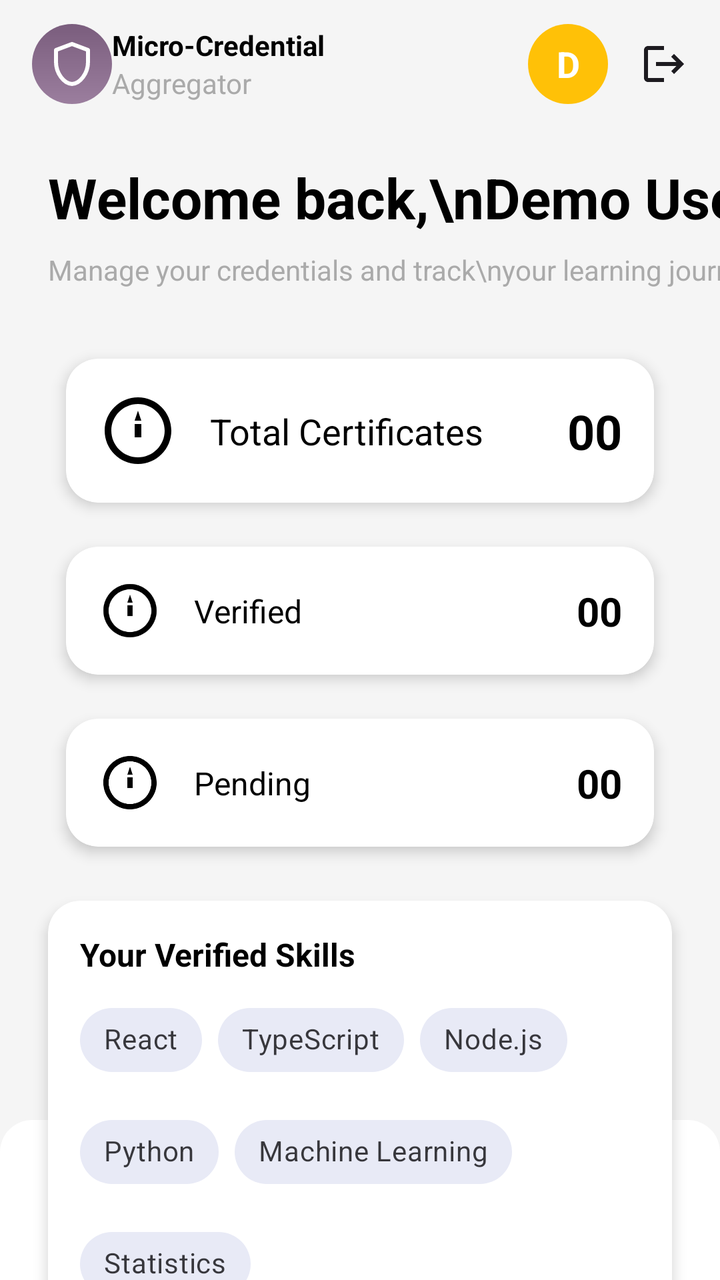
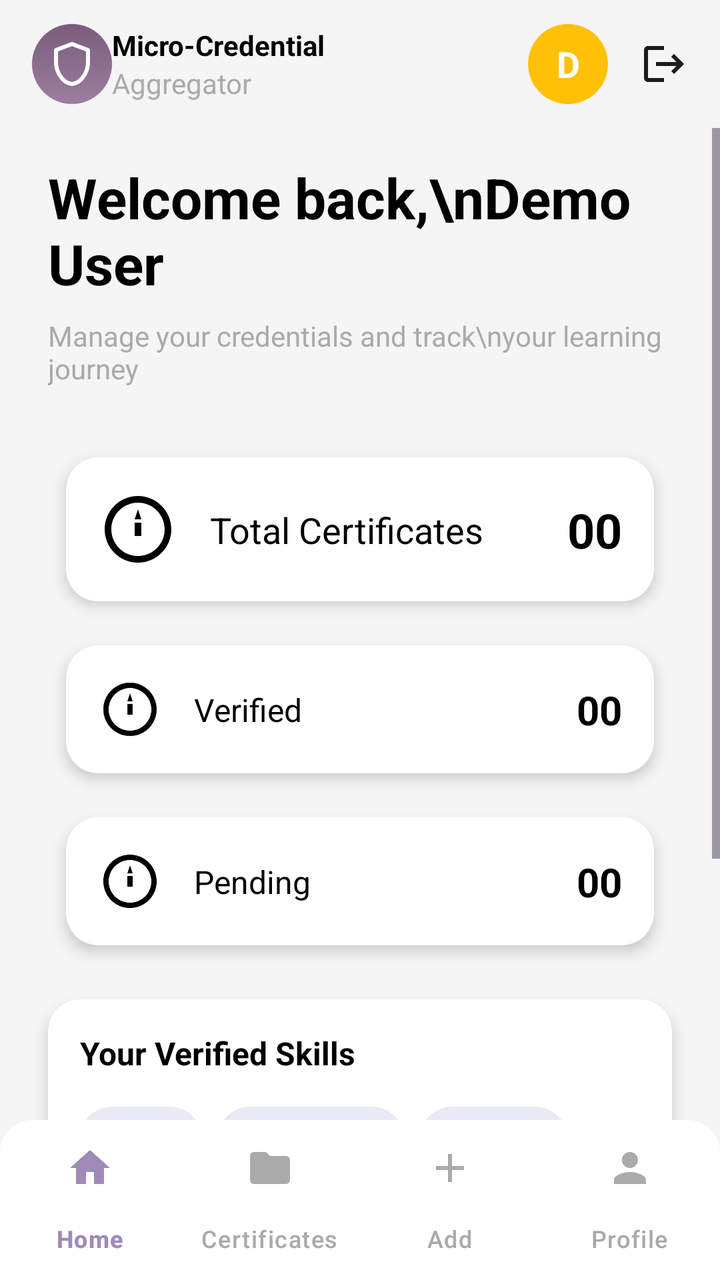

Compare the two renders of this Android layout. The source of the first and the diff that turns it into the second are given below.
<!-- AndroidManifest.xml: application theme Theme.MicroCredential -->
<!-- res/layout/activity_dashboard.xml -->
<?xml version="1.0" encoding="utf-8"?>
<androidx.constraintlayout.widget.ConstraintLayout xmlns:android="http://schemas.android.com/apk/res/android"
    xmlns:app="http://schemas.android.com/apk/res-auto"
    xmlns:tools="http://schemas.android.com/tools"
    android:layout_width="match_parent"
    android:layout_height="match_parent"
    android:background="#F5F5F5"
    tools:context=".DashboardActivity">

    <com.google.android.material.appbar.AppBarLayout
        android:id="@+id/appbar"
        android:layout_width="match_parent"
        android:layout_height="wrap_content"
        android:background="@android:color/transparent"
        app:elevation="0dp"
        app:layout_constraintTop_toTopOf="parent">

        <androidx.appcompat.widget.Toolbar
            android:id="@+id/toolbar"
            android:layout_width="match_parent"
            android:layout_height="?attr/actionBarSize">

            <ImageView
                android:layout_width="40dp"
                android:layout_height="40dp"
                android:background="@drawable/bg_icon"
                android:padding="8dp"
                android:src="@drawable/ic_shield_outline"
                app:tint="@android:color/white" />

            <LinearLayout
                android:layout_width="wrap_content"
                android:layout_height="wrap_content"
                android:layout_marginStart="12dp"
                android:orientation="vertical">

                <TextView
                    android:layout_width="wrap_content"
                    android:layout_height="wrap_content"
                    android:text="Micro-Credential"
                    android:textColor="@android:color/black"
                    android:textStyle="bold" />

                <TextView
                    android:layout_width="wrap_content"
                    android:layout_height="wrap_content"
                    android:text="Aggregator"
                    android:textColor="@android:color/darker_gray" />
            </LinearLayout>

            <LinearLayout
                android:layout_width="wrap_content"
                android:layout_height="wrap_content"
                android:layout_gravity="end"
                android:layout_marginEnd="16dp"
                android:gravity="center_vertical">

                <TextView
                    android:id="@+id/tv_user_initial"
                    android:layout_width="40dp"
                    android:layout_height="40dp"
                    android:background="@drawable/bg_user_initial"
                    android:gravity="center"
                    android:text="D"
                    android:textColor="@android:color/white"
                    android:textSize="18sp"
                    android:textStyle="bold" />

                <ImageView
                    android:id="@+id/iv_logout"
                    android:layout_width="24dp"
                    android:layout_height="24dp"
                    android:layout_marginStart="16dp"
                    android:src="@drawable/ic_logout" />

            </LinearLayout>
        </androidx.appcompat.widget.Toolbar>
    </com.google.android.material.appbar.AppBarLayout>

    <TextView
        android:id="@+id/tv_welcome"
        android:layout_width="wrap_content"
        android:layout_height="wrap_content"
        android:layout_marginStart="24dp"
        android:layout_marginTop="16dp"
        android:text="Welcome back,\nDemo User"
        android:textColor="@android:color/black"
        android:textSize="28sp"
        android:textStyle="bold"
        app:layout_constraintStart_toStartOf="parent"
        app:layout_constraintTop_toBottomOf="@+id/appbar" />

    <TextView
        android:id="@+id/tv_manage_credentials"
        android:layout_width="wrap_content"
        android:layout_height="wrap_content"
        android:layout_marginStart="24dp"
        android:layout_marginTop="8dp"
        android:text="Manage your credentials and track\nyour learning journey"
        android:textColor="@android:color/darker_gray"
        app:layout_constraintStart_toStartOf="parent"
        app:layout_constraintTop_toBottomOf="@+id/tv_welcome" />

    <LinearLayout
        android:id="@+id/ll_stats"
        android:layout_width="0dp"
        android:layout_height="wrap_content"
        android:layout_marginStart="24dp"
        android:layout_marginTop="24dp"
        android:layout_marginEnd="24dp"
        android:orientation="vertical"
        app:layout_constraintEnd_toEndOf="parent"
        app:layout_constraintStart_toStartOf="parent"
        app:layout_constraintTop_toBottomOf="@+id/tv_manage_credentials">

        <include layout="@layout/item_certificate_stat" />

        <include layout="@layout/item_certificate_stat_small" />

        <include layout="@layout/item_certificate_stat_pending" />

    </LinearLayout>

    <androidx.cardview.widget.CardView
        android:layout_width="0dp"
        android:layout_height="wrap_content"
        android:layout_marginStart="24dp"
        android:layout_marginTop="16dp"
        android:layout_marginEnd="24dp"
        app:cardCornerRadius="16dp"
        app:cardElevation="4dp"
        app:layout_constraintEnd_toEndOf="parent"
        app:layout_constraintStart_toStartOf="parent"
        app:layout_constraintTop_toBottomOf="@+id/ll_stats">

        <LinearLayout
            android:layout_width="match_parent"
            android:layout_height="wrap_content"
            android:orientation="vertical"
            android:padding="16dp">

            <TextView
                android:layout_width="wrap_content"
                android:layout_height="wrap_content"
                android:text="Your Verified Skills"
                android:textColor="@android:color/black"
                android:textSize="16sp"
                android:textStyle="bold" />

            <com.google.android.material.chip.ChipGroup
                android:layout_width="match_parent"
                android:layout_height="wrap_content"
                android:layout_marginTop="8dp">

                <com.google.android.material.chip.Chip
                    style="@style/Widget.MaterialComponents.Chip.Action"
                    android:layout_width="wrap_content"
                    android:layout_height="wrap_content"
                    android:text="React"
                    app:chipBackgroundColor="#E8EAF6" />

                <com.google.android.material.chip.Chip
                    style="@style/Widget.MaterialComponents.Chip.Action"
                    android:layout_width="wrap_content"
                    android:layout_height="wrap_content"
                    android:text="TypeScript"
                    app:chipBackgroundColor="#E8EAF6" />

                <com.google.android.material.chip.Chip
                    style="@style/Widget.MaterialComponents.Chip.Action"
                    android:layout_width="wrap_content"
                    android:layout_height="wrap_content"
                    android:text="Node.js"
                    app:chipBackgroundColor="#E8EAF6" />

                <com.google.android.material.chip.Chip
                    style="@style/Widget.MaterialComponents.Chip.Action"
                    android:layout_width="wrap_content"
                    android:layout_height="wrap_content"
                    android:text="Python"
                    app:chipBackgroundColor="#E8EAF6" />

                <com.google.android.material.chip.Chip
                    style="@style/Widget.MaterialComponents.Chip.Action"
                    android:layout_width="wrap_content"
                    android:layout_height="wrap_content"
                    android:text="Machine Learning"
                    app:chipBackgroundColor="#E8EAF6" />

                <com.google.android.material.chip.Chip
                    style="@style/Widget.MaterialComponents.Chip.Action"
                    android:layout_width="wrap_content"
                    android:layout_height="wrap_content"
                    android:text="Statistics"
                    app:chipBackgroundColor="#E8EAF6" />

            </com.google.android.material.chip.ChipGroup>
        </LinearLayout>

    </androidx.cardview.widget.CardView>

    <com.google.android.material.bottomnavigation.BottomNavigationView
        android:id="@+id/bottom_navigation"
        android:layout_width="match_parent"
        android:layout_height="wrap_content"
        android:background="@drawable/bottom_nav_background"
        app:itemIconTint="@color/bottom_nav_color"
        app:itemTextColor="@color/bottom_nav_color"
        app:labelVisibilityMode="labeled"
        app:menu="@menu/bottom_navigation_menu"
        app:layout_constraintBottom_toBottomOf="parent"
        app:layout_constraintStart_toStartOf="parent"
        app:layout_constraintEnd_toEndOf="parent" />


</androidx.constraintlayout.widget.ConstraintLayout>
<!-- res/layout/item_certificate_stat.xml (included above) -->
<?xml version="1.0" encoding="utf-8"?>
<androidx.cardview.widget.CardView xmlns:android="http://schemas.android.com/apk/res/android"
    xmlns:app="http://schemas.android.com/apk/res-auto"
    android:layout_width="match_parent"
    android:layout_height="wrap_content"
    app:cardCornerRadius="16dp"
    app:cardElevation="4dp"
    app:cardUseCompatPadding="true">

    <androidx.constraintlayout.widget.ConstraintLayout
        android:layout_width="match_parent"
        android:layout_height="wrap_content"
        android:padding="16dp">

        <ImageView
            android:id="@+id/iv_cert_icon"
            android:layout_width="40dp"
            android:layout_height="40dp"
            android:src="@drawable/ic_certificate"
            app:layout_constraintBottom_toBottomOf="parent"
            app:layout_constraintStart_toStartOf="parent"
            app:layout_constraintTop_toTopOf="parent" />

        <TextView
            android:id="@+id/tv_cert_label"
            android:layout_width="wrap_content"
            android:layout_height="wrap_content"
            android:layout_marginStart="16dp"
            android:text="Total Certificates"
            android:textColor="@android:color/black"
            android:textSize="18sp"
            app:layout_constraintBottom_toBottomOf="parent"
            app:layout_constraintStart_toEndOf="@id/iv_cert_icon"
            app:layout_constraintTop_toTopOf="parent" />

        <TextView
            android:id="@+id/tv_total_certs"
            android:layout_width="wrap_content"
            android:layout_height="wrap_content"
            android:text="00"
            android:textColor="@android:color/black"
            android:textSize="24sp"
            android:textStyle="bold"
            app:layout_constraintBottom_toBottomOf="parent"
            app:layout_constraintEnd_toEndOf="parent"
            app:layout_constraintTop_toTopOf="parent" />

    </androidx.constraintlayout.widget.ConstraintLayout>

</androidx.cardview.widget.CardView>
<!-- res/layout/item_certificate_stat_small.xml (included above) -->
<?xml version="1.0" encoding="utf-8"?>
<androidx.cardview.widget.CardView xmlns:android="http://schemas.android.com/apk/res/android"
    xmlns:app="http://schemas.android.com/apk/res-auto"
    android:layout_width="match_parent"
    android:layout_height="wrap_content"
    app:cardCornerRadius="16dp"
    app:cardElevation="4dp"
    app:cardUseCompatPadding="true">

    <androidx.constraintlayout.widget.ConstraintLayout
        android:layout_width="match_parent"
        android:layout_height="wrap_content"
        android:padding="16dp">

        <ImageView
            android:id="@+id/iv_cert_icon"
            android:layout_width="32dp"
            android:layout_height="32dp"
            android:src="@drawable/ic_certificate"
            app:layout_constraintBottom_toBottomOf="parent"
            app:layout_constraintStart_toStartOf="parent"
            app:layout_constraintTop_toTopOf="parent" />

        <TextView
            android:id="@+id/tv_cert_label"
            android:layout_width="wrap_content"
            android:layout_height="wrap_content"
            android:layout_marginStart="16dp"
            android:text="Verified"
            android:textColor="@android:color/black"
            android:textSize="16sp"
            app:layout_constraintBottom_toBottomOf="parent"
            app:layout_constraintStart_toEndOf="@+id/iv_cert_icon"
            app:layout_constraintTop_toTopOf="parent" />

        <TextView
            android:id="@+id/tv_verified_certs"
            android:layout_width="wrap_content"
            android:layout_height="wrap_content"
            android:text="00"
            android:textColor="@android:color/black"
            android:textSize="20sp"
            android:textStyle="bold"
            app:layout_constraintBottom_toBottomOf="parent"
            app:layout_constraintEnd_toEndOf="parent"
            app:layout_constraintTop_toTopOf="parent" />

    </androidx.constraintlayout.widget.ConstraintLayout>

</androidx.cardview.widget.CardView>
<!-- res/layout/item_certificate_stat_pending.xml (included above) -->
<?xml version="1.0" encoding="utf-8"?>
<androidx.cardview.widget.CardView xmlns:android="http://schemas.android.com/apk/res/android"
    xmlns:app="http://schemas.android.com/apk/res-auto"
    android:layout_width="match_parent"
    android:layout_height="wrap_content"
    app:cardCornerRadius="16dp"
    app:cardElevation="4dp"
    app:cardUseCompatPadding="true">

    <androidx.constraintlayout.widget.ConstraintLayout
        android:layout_width="match_parent"
        android:layout_height="wrap_content"
        android:padding="16dp">

        <ImageView
            android:id="@+id/iv_cert_icon"
            android:layout_width="32dp"
            android:layout_height="32dp"
            android:src="@drawable/ic_certificate"
            app:layout_constraintBottom_toBottomOf="parent"
            app:layout_constraintStart_toStartOf="parent"
            app:layout_constraintTop_toTopOf="parent" />

        <TextView
            android:id="@+id/tv_cert_label"
            android:layout_width="wrap_content"
            android:layout_height="wrap_content"
            android:layout_marginStart="16dp"
            android:text="Pending"
            android:textColor="@android:color/black"
            android:textSize="16sp"
            app:layout_constraintBottom_toBottomOf="parent"
            app:layout_constraintStart_toEndOf="@+id/iv_cert_icon"
            app:layout_constraintTop_toTopOf="parent" />

        <TextView
            android:id="@+id/tv_pending_certs"
            android:layout_width="wrap_content"
            android:layout_height="wrap_content"
            android:text="00"
            android:textColor="@android:color/black"
            android:textSize="20sp"
            android:textStyle="bold"
            app:layout_constraintBottom_toBottomOf="parent"
            app:layout_constraintEnd_toEndOf="parent"
            app:layout_constraintTop_toTopOf="parent" />

    </androidx.constraintlayout.widget.ConstraintLayout>

</androidx.cardview.widget.CardView>
<!-- resources referenced by this layout -->
<resources>
  <!-- drawable bg_icon (drawable) -->
  <?xml version="1.0" encoding="utf-8"?>
  <shape xmlns:android="http://schemas.android.com/apk/res/android"
      android:shape="rectangle">
  
      
      <gradient
          android:type="linear"
          android:angle="90"
          android:startColor="#9B7E9E"
          android:endColor="#7A5D7D"/>
  
      
      <corners android:radius="20dp"/>
  
      
      <padding
          android:left="0dp"
          android:top="0dp"
          android:right="0dp"
          android:bottom="0dp"/>
  
  </shape>
  <!-- drawable bg_user_initial (drawable) -->
  <?xml version="1.0" encoding="utf-8"?>
  <shape xmlns:android="http://schemas.android.com/apk/res/android"
      android:shape="oval">
      <solid android:color="#FFC107" />
  </shape>
  <!-- drawable bottom_nav_background (drawable) -->
  <?xml version="1.0" encoding="utf-8"?>
  <shape xmlns:android="http://schemas.android.com/apk/res/android"
      android:shape="rectangle">
      <solid android:color="@android:color/white" /><corners
      android:topLeftRadius="16dp"
      android:topRightRadius="16dp" />
  </shape>
  <!-- drawable ic_certificate (drawable) -->
  <vector xmlns:android="http://schemas.android.com/apk/res/android"
      android:width="24dp"
      android:height="24dp"
      android:viewportWidth="24"
      android:viewportHeight="24">
      <path
          android:fillColor="@android:color/black"
          android:pathData="M12,2C6.48,2 2,6.48 2,12s4.48,10 10,10 10,-4.48 10,-10S17.52,2 12,2zM12,20c-4.41,0 -8,-3.59 -8,-8s3.59,-8 8,-8 8,3.59 8,8 -3.59,8 -8,8z"/>
      <path
          android:fillColor="@android:color/black"
          android:pathData="M12,6l-1,3h2l-1,-3zM11,10v4h2v-4h-2z"/>
  </vector>
  <!-- drawable ic_logout (drawable) -->
  <vector xmlns:android="http://schemas.android.com/apk/res/android"
      android:width="24dp"
      android:height="24dp"
      android:viewportWidth="24"
      android:viewportHeight="24">
      <path
          android:fillColor="?android:attr/textColorPrimary"
          android:pathData="M17,7l-1.41,1.41L18.17,11H8v2h10.17l-2.58,2.58L17,17l5,-5zM4,5h8V3H4c-1.1,0 -2,0.9 -2,2v14c0,1.1 0.9,2 2,2h8v-2H4V5z"/>
  </vector>
  <!-- drawable ic_shield_outline (drawable) -->
  <?xml version="1.0" encoding="utf-8"?>
  <vector xmlns:android="http://schemas.android.com/apk/res/android"
      android:width="24dp"
      android:height="24dp"
      android:viewportWidth="24"
      android:viewportHeight="24">
  
      <path
          android:pathData="M12 2L4 5V11C4 16.55 7.84 21.74 12 22C16.16 21.74 20 16.55 20 11V5L12 2Z"
          android:fillColor="@android:color/transparent"
          android:strokeColor="#FFFFFF"
          android:strokeWidth="2"
          android:strokeLineJoin="round"
          android:strokeLineCap="round"/>
  </vector>
  <style name="Theme.MicroCredential" parent="Base.Theme.MicroCredential" />
  <style name="Base.Theme.MicroCredential" parent="Theme.Material3.DayNight.NoActionBar">
          
          
      </style>
</resources>

<!-- the commit's change to res/layout/activity_dashboard.xml (unified diff, before → after) -->
@@ -77,127 +77,130 @@
         </androidx.appcompat.widget.Toolbar>
     </com.google.android.material.appbar.AppBarLayout>
 
-    <TextView
-        android:id="@+id/tv_welcome"
-        android:layout_width="wrap_content"
-        android:layout_height="wrap_content"
-        android:layout_marginStart="24dp"
-        android:layout_marginTop="16dp"
-        android:text="Welcome back,\nDemo User"
-        android:textColor="@android:color/black"
-        android:textSize="28sp"
-        android:textStyle="bold"
-        app:layout_constraintStart_toStartOf="parent"
-        app:layout_constraintTop_toBottomOf="@+id/appbar" />
-
-    <TextView
-        android:id="@+id/tv_manage_credentials"
-        android:layout_width="wrap_content"
-        android:layout_height="wrap_content"
-        android:layout_marginStart="24dp"
-        android:layout_marginTop="8dp"
-        android:text="Manage your credentials and track\nyour learning journey"
-        android:textColor="@android:color/darker_gray"
-        app:layout_constraintStart_toStartOf="parent"
-        app:layout_constraintTop_toBottomOf="@+id/tv_welcome" />
-
-    <LinearLayout
-        android:id="@+id/ll_stats"
-        android:layout_width="0dp"
-        android:layout_height="wrap_content"
-        android:layout_marginStart="24dp"
-        android:layout_marginTop="24dp"
-        android:layout_marginEnd="24dp"
-        android:orientation="vertical"
-        app:layout_constraintEnd_toEndOf="parent"
-        app:layout_constraintStart_toStartOf="parent"
-        app:layout_constraintTop_toBottomOf="@+id/tv_manage_credentials">
-
-        <include layout="@layout/item_certificate_stat" />
-
-        <include layout="@layout/item_certificate_stat_small" />
-
-        <include layout="@layout/item_certificate_stat_pending" />
-
-    </LinearLayout>
-
-    <androidx.cardview.widget.CardView
-        android:layout_width="0dp"
-        android:layout_height="wrap_content"
-        android:layout_marginStart="24dp"
-        android:layout_marginTop="16dp"
-        android:layout_marginEnd="24dp"
-        app:cardCornerRadius="16dp"
-        app:cardElevation="4dp"
-        app:layout_constraintEnd_toEndOf="parent"
-        app:layout_constraintStart_toStartOf="parent"
-        app:layout_constraintTop_toBottomOf="@+id/ll_stats">
+    <ScrollView
+        android:layout_width="match_parent"
+        android:layout_height="0dp"
+        app:layout_constraintBottom_toTopOf="@+id/bottom_navigation"
+        app:layout_constraintTop_toBottomOf="@+id/appbar">
 
         <LinearLayout
             android:layout_width="match_parent"
             android:layout_height="wrap_content"
             android:orientation="vertical"
-            android:padding="16dp">
+            android:paddingBottom="16dp">
 
             <TextView
+                android:id="@+id/tv_welcome"
                 android:layout_width="wrap_content"
                 android:layout_height="wrap_content"
-                android:text="Your Verified Skills"
+                android:layout_marginStart="24dp"
+                android:layout_marginTop="16dp"
+                android:text="Welcome back,\nDemo User"
                 android:textColor="@android:color/black"
-                android:textSize="16sp"
+                android:textSize="28sp"
                 android:textStyle="bold" />
 
-            <com.google.android.material.chip.ChipGroup
+            <TextView
+                android:id="@+id/tv_manage_credentials"
+                android:layout_width="wrap_content"
+                android:layout_height="wrap_content"
+                android:layout_marginStart="24dp"
+                android:layout_marginTop="8dp"
+                android:text="Manage your credentials and track\nyour learning journey"
+                android:textColor="@android:color/darker_gray" />
+
+            <LinearLayout
+                android:id="@+id/ll_stats"
                 android:layout_width="match_parent"
                 android:layout_height="wrap_content"
-                android:layout_marginTop="8dp">
-
-                <com.google.android.material.chip.Chip
-                    style="@style/Widget.MaterialComponents.Chip.Action"
-                    android:layout_width="wrap_content"
+                android:layout_marginStart="24dp"
+                android:layout_marginTop="24dp"
+                android:layout_marginEnd="24dp"
+                android:orientation="vertical">
+
+                <include layout="@layout/item_certificate_stat" />
+
+                <include layout="@layout/item_certificate_stat_small" />
+
+                <include layout="@layout/item_certificate_stat_pending" />
+
+            </LinearLayout>
+
+            <androidx.cardview.widget.CardView
+                android:layout_width="match_parent"
+                android:layout_height="wrap_content"
+                android:layout_marginStart="24dp"
+                android:layout_marginTop="16dp"
+                android:layout_marginEnd="24dp"
+                app:cardCornerRadius="16dp"
+                app:cardElevation="4dp">
+
+                <LinearLayout
+                    android:layout_width="match_parent"
                     android:layout_height="wrap_content"
-                    android:text="React"
-                    app:chipBackgroundColor="#E8EAF6" />
-
-                <com.google.android.material.chip.Chip
-                    style="@style/Widget.MaterialComponents.Chip.Action"
-                    android:layout_width="wrap_content"
-                    android:layout_height="wrap_content"
-                    android:text="TypeScript"
-                    app:chipBackgroundColor="#E8EAF6" />
-
-                <com.google.android.material.chip.Chip
-                    style="@style/Widget.MaterialComponents.Chip.Action"
-                    android:layout_width="wrap_content"
-                    android:layout_height="wrap_content"
-                    android:text="Node.js"
-                    app:chipBackgroundColor="#E8EAF6" />
-
-                <com.google.android.material.chip.Chip
-                    style="@style/Widget.MaterialComponents.Chip.Action"
-                    android:layout_width="wrap_content"
-                    android:layout_height="wrap_content"
-                    android:text="Python"
-                    app:chipBackgroundColor="#E8EAF6" />
-
-                <com.google.android.material.chip.Chip
-                    style="@style/Widget.MaterialComponents.Chip.Action"
-                    android:layout_width="wrap_content"
-                    android:layout_height="wrap_content"
-                    android:text="Machine Learning"
-                    app:chipBackgroundColor="#E8EAF6" />
-
-                <com.google.android.material.chip.Chip
-                    style="@style/Widget.MaterialComponents.Chip.Action"
-                    android:layout_width="wrap_content"
-                    android:layout_height="wrap_content"
-                    android:text="Statistics"
-                    app:chipBackgroundColor="#E8EAF6" />
-
-            </com.google.android.material.chip.ChipGroup>
+                    android:orientation="vertical"
+                    android:padding="16dp">
+
+                    <TextView
+                        android:layout_width="wrap_content"
+                        android:layout_height="wrap_content"
+                        android:text="Your Verified Skills"
+                        android:textColor="@android:color/black"
+                        android:textSize="16sp"
+                        android:textStyle="bold" />
+
+                    <com.google.android.material.chip.ChipGroup
+                        android:layout_width="match_parent"
+                        android:layout_height="wrap_content"
+                        android:layout_marginTop="8dp">
+
+                        <com.google.android.material.chip.Chip
+                            style="@style/Widget.MaterialComponents.Chip.Action"
+                            android:layout_width="wrap_content"
+                            android:layout_height="wrap_content"
+                            android:text="React"
+                            app:chipBackgroundColor="#E8EAF6" />
+
+                        <com.google.android.material.chip.Chip
+                            style="@style/Widget.MaterialComponents.Chip.Action"
+                            android:layout_width="wrap_content"
+                            android:layout_height="wrap_content"
+                            android:text="TypeScript"
+                            app:chipBackgroundColor="#E8EAF6" />
+
+                        <com.google.android.material.chip.Chip
+                            style="@style/Widget.MaterialComponents.Chip.Action"
+                            android:layout_width="wrap_content"
+                            android:layout_height="wrap_content"
+                            android:text="Node.js"
+                            app:chipBackgroundColor="#E8EAF6" />
+
+                        <com.google.android.material.chip.Chip
+                            style="@style/Widget.MaterialComponents.Chip.Action"
+                            android:layout_width="wrap_content"
+                            android:layout_height="wrap_content"
+                            android:text="Python"
+                            app:chipBackgroundColor="#E8EAF6" />
+
+                        <com.google.android.material.chip.Chip
+                            style="@style/Widget.MaterialComponents.Chip.Action"
+                            android:layout_width="wrap_content"
+                            android:layout_height="wrap_content"
+                            android:text="Machine Learning"
+                            app:chipBackgroundColor="#E8EAF6" />
+
+                        <com.google.android.material.chip.Chip
+                            style="@style/Widget.MaterialComponents.Chip.Action"
+                            android:layout_width="wrap_content"
+                            android:layout_height="wrap_content"
+                            android:text="Statistics"
+                            app:chipBackgroundColor="#E8EAF6" />
+                    </com.google.android.material.chip.ChipGroup>
+                </LinearLayout>
+
+            </androidx.cardview.widget.CardView>
         </LinearLayout>
-
-    </androidx.cardview.widget.CardView>
+    </ScrollView>
 
     <com.google.android.material.bottomnavigation.BottomNavigationView
         android:id="@+id/bottom_navigation"
